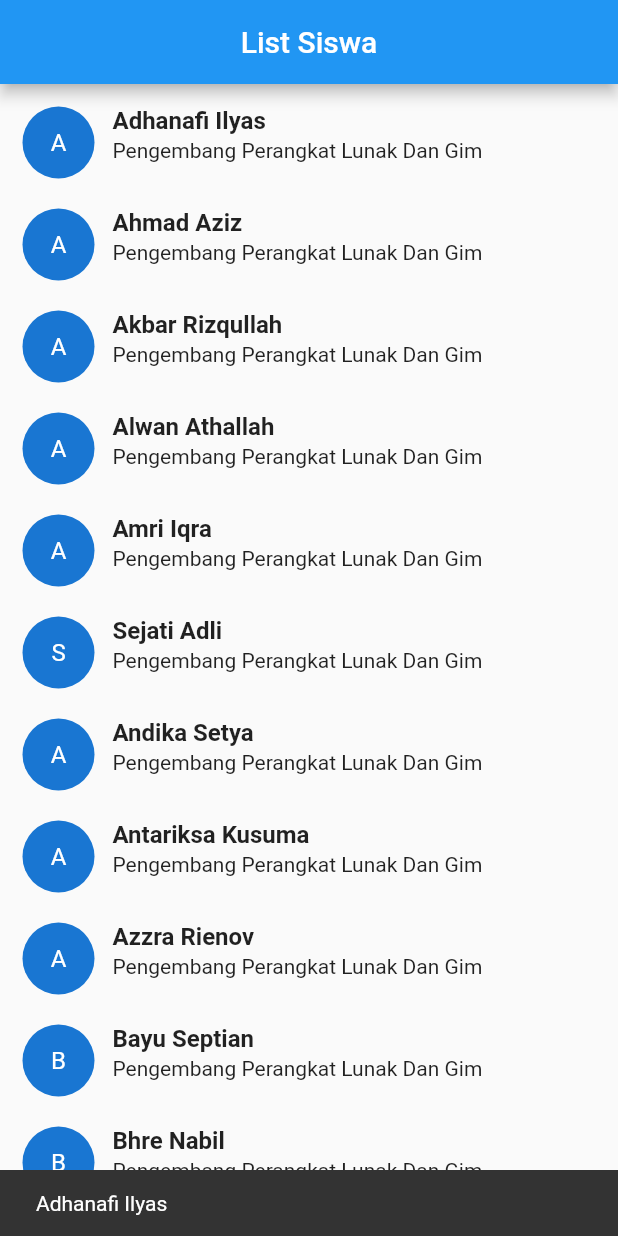
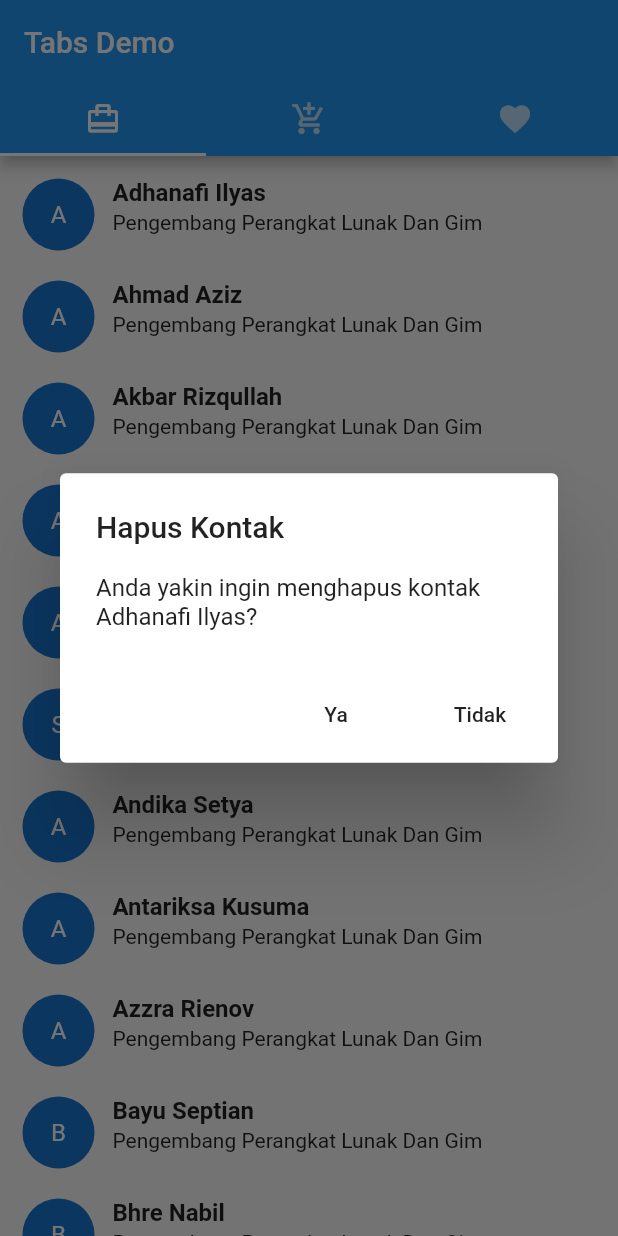
Before and after one commit to leey01/list-siswa, a Flutter app: the screen it shows after launch, after a tap on an icon or button, on a phone screen of 412 x 824 dp. Run offline on Flutter 3.47's test engine with Material 2 defaults, Android fonts, the phone set to English and light mode, and no system bars.

Commit message:
style: [SA] add tabbar in vabar feat : [SA] add delete feature

```diff
--- /dev/null
+++ b/lib/Tabbar.dart
@@ -0,0 +1,66 @@
+import 'package:flutter/material.dart';
+import 'listSiswa.dart';
+
+class Tabbar extends StatefulWidget {
+  const Tabbar({Key? key}) : super(key: key);
+
+  @override
+  State<Tabbar> createState() => _TabbarState();
+}
+
+class _TabbarState extends State<Tabbar>
+    with SingleTickerProviderStateMixin {
+
+  late TabController _controller;
+  int _selectedIndex = 0;
+
+  List<Widget> list = [
+    Tab(icon: Icon(Icons.card_travel)),
+    Tab(icon: Icon(Icons.add_shopping_cart)),
+    Tab(icon: Icon(Icons.favorite)),
+  ];
+
+  void initState() {
+    // TODO: implement initState
+    super.initState();
+    _controller = TabController(length: list.length, vsync: this);
+
+    _controller.addListener(() {
+      setState(() {
+        _selectedIndex = _controller.index;
+      });
+      print("Selected Index: " + _controller.index.toString());
+    });
+  }
+
+  @override
+  Widget build(BuildContext context) {
+    return MaterialApp(
+      home: Scaffold(
+        appBar: AppBar(
+          bottom: TabBar(
+            onTap: (value) {},
+            controller: _controller,
+            tabs: list,
+          ),
+          title: Text('Tabs Demo'),
+        ),
+        body: TabBarView(
+            controller: _controller,
+            children: [
+              ListSiswa(),
+              Center(
+                  child: Text(
+                    _selectedIndex.toString(),
+                    style: TextStyle(fontSize: 40),
+                  )),
+              Center(
+                  child: Text(
+                    _selectedIndex.toString(),
+                    style: TextStyle(fontSize: 40),
+                  )),
+            ]),
+      ),
+    );
+  }
+}
--- a/lib/listSiswa.dart
+++ b/lib/listSiswa.dart
@@ -64,19 +64,33 @@ class _ListSiswaState extends State<ListSiswa> {
   @override
   Widget build(BuildContext context) {
     return Scaffold(
-      appBar: AppBar(title: Center(child: Text("List Siswa")),),
+      // appBar: AppBar(title: Center(child: Text("List Siswa")),),
       body: ListView.builder(
         padding: EdgeInsets.all(5),
         itemCount: data.length,
         itemBuilder: (buildContext, index) {
           return GestureDetector(
-            onTap: (){
-              //snackbar
-              ScaffoldMessenger.of(context).showSnackBar(SnackBar(
-                content: Text("${data[index].name}"),
-                duration: Duration(seconds: 2),
-              ));
-            },
+            onTap: () => showDialog(context: context, builder: (BuildContext context)=> AlertDialog(
+              title: Text("Hapus Kontak"),
+              content: Text("Anda yakin ingin menghapus kontak ${data[index].name}?"),
+              actions: <Widget>[
+                FlatButton(
+                  child: Text("Ya"),
+                  onPressed: (){
+                    setState(() {
+                      data.removeAt(index);
+                    });
+                    Navigator.pop(context);
+                  },
+                ),
+                FlatButton(
+                  child: Text("Tidak"),
+                  onPressed: (){
+                    Navigator.pop(context);
+                  },
+                ),
+              ],
+            )),
             child: Container(
               margin: EdgeInsets.all(10),
               child: Row(
--- a/lib/main.dart
+++ b/lib/main.dart
@@ -1,4 +1,5 @@
 import 'package:flutter/material.dart';
+import 'Tabbar.dart';
 
 import 'listSiswa.dart';
 
@@ -23,7 +24,7 @@ class MyApp extends StatelessWidget {
         // is not restarted.
         primarySwatch: Colors.blue,
       ),
-      home: const ListSiswa(),
+      home: const Tabbar(),
     );
   }
 }
```
